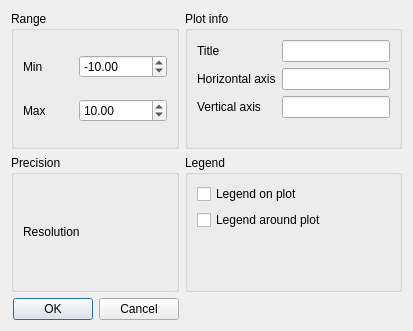
This is plotcontroldialog.ui in arntanguy/STS-simulator as Qt 5 draws it before an edit. The edited form follows.
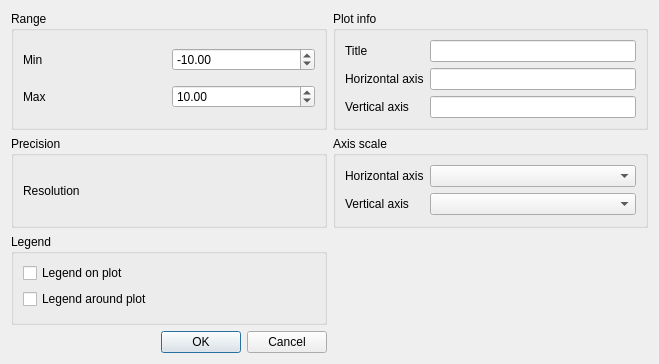
This is the edited form. Custom widgets are drawn as their Qt base class.

Commit message: Log scale. Bug with QwtPlotZoomer!!

What changed in the file:
```diff
--- a/plotcontroldialog.ui
+++ b/plotcontroldialog.ui
@@ -6,8 +6,8 @@
    <rect>
     <x>0</x>
     <y>0</y>
-    <width>413</width>
-    <height>331</height>
+    <width>659</width>
+    <height>364</height>
    </rect>
   </property>
   <property name="windowTitle">
@@ -141,7 +141,7 @@
      </layout>
     </widget>
    </item>
-   <item row="1" column="1">
+   <item row="2" column="0">
     <widget class="QGroupBox" name="groupBox_3">
      <property name="title">
       <string>Legend</string>
@@ -164,6 +164,35 @@
      </layout>
     </widget>
    </item>
+   <item row="1" column="1">
+    <widget class="QGroupBox" name="groupBox_5">
+     <property name="title">
+      <string>Axis scale</string>
+     </property>
+     <layout class="QFormLayout" name="formLayout_3">
+      <item row="0" column="0">
+       <widget class="QLabel" name="label_4">
+        <property name="text">
+         <string>Horizontal axis</string>
+        </property>
+       </widget>
+      </item>
+      <item row="1" column="0">
+       <widget class="QLabel" name="label_5">
+        <property name="text">
+         <string>Vertical axis</string>
+        </property>
+       </widget>
+      </item>
+      <item row="0" column="1">
+       <widget class="QComboBox" name="horizontalAxisScale"/>
+      </item>
+      <item row="1" column="1">
+       <widget class="QComboBox" name="verticalAxisScale"/>
+      </item>
+     </layout>
+    </widget>
+   </item>
   </layout>
  </widget>
  <customwidgets>
```
The commit also changes 3 other files.
